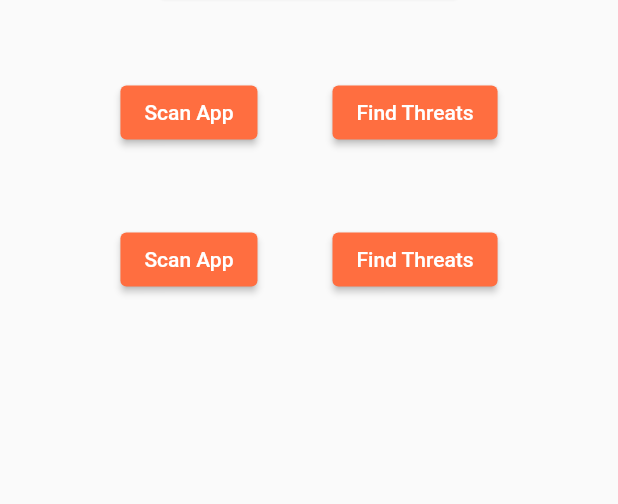
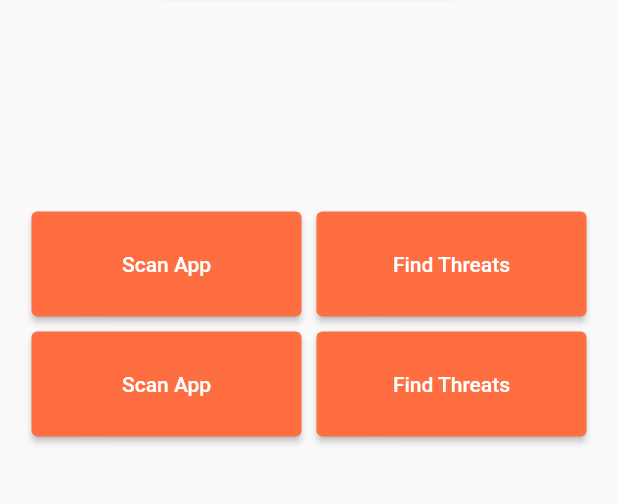
Before and after one commit to akanshasen/mobileShielding, a Flutter app: the screen it shows after launch, after a tap on "Login", on a phone screen of 412 x 824 dp, the part 447-951 px from its top. Run offline on Flutter 3.47's test engine with Material 2 defaults, Android fonts, the phone set to English and light mode, and no system bars.

Commit message:
resized buttons and placed them a little lower on the homepage

```diff
--- a/lib/homepageButtons.dart
+++ b/lib/homepageButtons.dart
@@ -40,12 +40,15 @@ class HomePage extends StatelessWidget {
                   ),
                 ),
                 Padding(
-                  padding: EdgeInsets.only(top: 50),
+                  padding: EdgeInsets.only(top: 140),
                   child: Row(
                     mainAxisAlignment: MainAxisAlignment.center,
                     children: <Widget>[
                       Padding(
-                        padding: EdgeInsets.only(right: 50),
+                        padding: EdgeInsets.only(right: 10),
+                        child: Container(
+                          height: 70.0,
+                          width: 180.0,
                           child: ElevatedButton(
                             onPressed: () {},
                             style: ElevatedButton.styleFrom(
@@ -56,7 +59,11 @@ class HomePage extends StatelessWidget {
                             ),
                           ),
                         ),
-                      ElevatedButton(
+                      ),
+                      Container(
+                        height: 70.0,
+                        width: 180.0,
+                        child: ElevatedButton(
                           onPressed: () {},
                           style: ElevatedButton.styleFrom(
                               primary: Colors.deepOrangeAccent),
@@ -65,16 +72,20 @@ class HomePage extends StatelessWidget {
                             style: TextStyle(color: Colors.white),
                           ),
                         ),
+                      )
                     ],
                   ),
                 ),
                 Padding(
-                  padding: EdgeInsets.only(top: 50),
+                  padding: EdgeInsets.only(top: 10),
                   child: Row(
                     mainAxisAlignment: MainAxisAlignment.center,
                     children: <Widget>[
                       Padding(
-                        padding: EdgeInsets.only(right: 50),
+                        padding: EdgeInsets.only(right: 10),
+                        child: Container(
+                          height: 70.0,
+                          width: 180.0,
                           child: ElevatedButton(
                             onPressed: () {},
                             style: ElevatedButton.styleFrom(
@@ -85,7 +96,11 @@ class HomePage extends StatelessWidget {
                             ),
                           ),
                         ),
-                      ElevatedButton(
+                      ),
+                      Container(
+                        height: 70.0,
+                        width: 180.0,
+                        child: ElevatedButton(
                           onPressed: () {},
                           style: ElevatedButton.styleFrom(
                               primary: Colors.deepOrangeAccent),
@@ -94,38 +109,13 @@ class HomePage extends StatelessWidget {
                             style: TextStyle(color: Colors.white),
                           ),
                         ),
+                      )
                     ],
                   ),
-                )
+                ),
               ],
             ),
           ),
         ));
   }
 }
-
-// class GridLayout extends StatelessWidget {
-//   List<String> events = [
-//     "Scan Apps",
-//     "Scan WiFi",
-//     "Find Threats",
-//     "Clean Device"
-//   ];
-//
-//   @override
-//   Widget build(BuildContext context) {
-//     return Scaffold(
-//       body: Container(
-//         child: Container(
-//           margin: const EdgeInsets.only(top: 120.0),
-//           child: GridView(
-//             physics: BouncingScrollPhysics(),
-//             gridDelegate:
-//                 SliverGridDelegateWithFixedCrossAxisCount(crossAxisCount: 2),
-//           ),
-//         ),
-//       ),
-//     );
-//   }
-// }
-//Scaffold creates a white background, allows for ability to add app bar etc.
```
Lines whose indentation alone changed are shown as unchanged.
